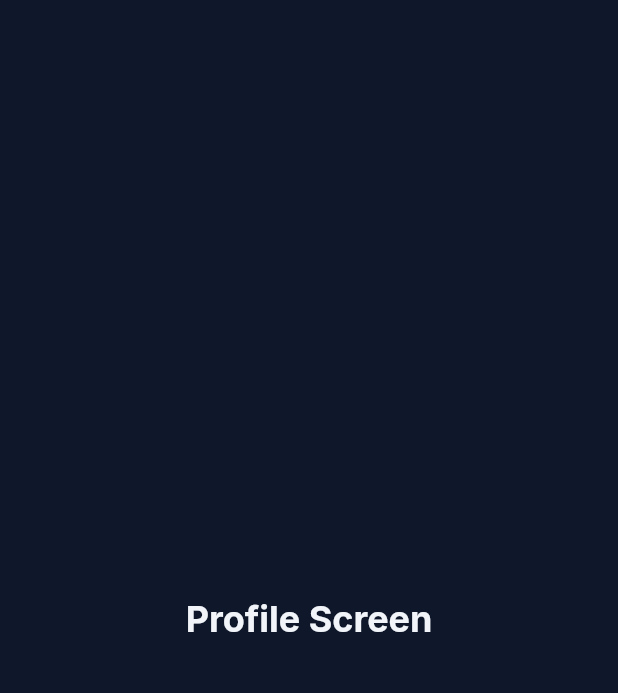
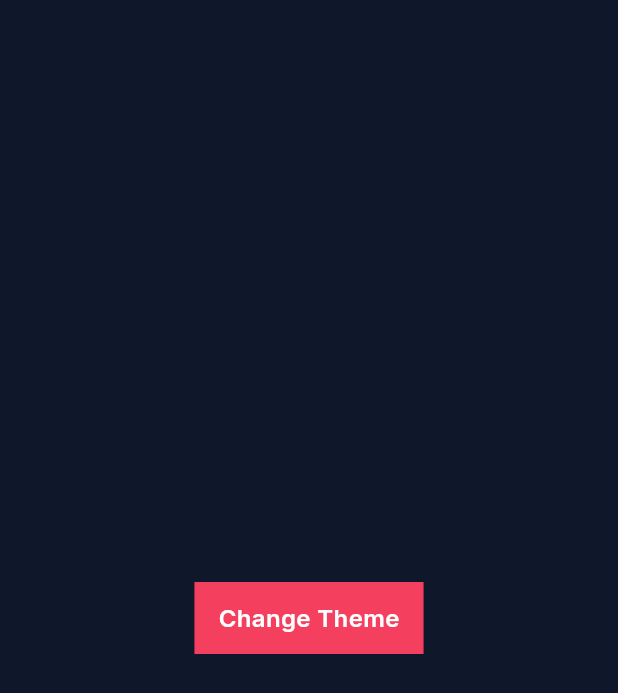
Before and after one commit to yogi7y/action, a Flutter app: the ProfileScreen screen opened directly, on a phone screen of 412 x 824 dp. Shown: the top 693 px of the screen. Run offline on Flutter 3.47's test engine with Material 3 defaults, Android fonts, the phone set to English and light mode, and no system bars; our stand-ins replace auto_route, flutter_riverpod, flutter_svg, google_sign_in, rxdart, stack_trace and 1 more; missing offline and left inert: core_y, figma_squircle_updated; accounts and stored records are empty.

Commit message:
feat(design): theme, async button, code refactor.

```diff
--- a/lib/src/app.dart
+++ b/lib/src/app.dart
@@ -1,20 +1,24 @@
 import 'package:flutter/material.dart';
+import 'package:flutter_riverpod/flutter_riverpod.dart';
 
 import 'core/router/app_router.dart';
 import 'design_system/typography/mobile_fonts.dart';
+import 'modules/dashboard/presentation/state/app_theme.dart';
+
+final _router = AppRouter();
 
 @immutable
-class App extends StatelessWidget {
+class App extends ConsumerWidget {
   const App({super.key});
 
   @override
-  Widget build(BuildContext context) {
-    final _router = AppRouter();
-
+  Widget build(BuildContext context, WidgetRef ref) {
+    final _colors = ref.watch(appThemeProvider);
     return MaterialApp.router(
       routerConfig: _router.config(),
       theme: ThemeData(
         fontFamily: interFontFamily,
+        scaffoldBackgroundColor: _colors.surface.background,
       ),
     );
   }
--- a/lib/src/core/router/app_router.dart
+++ b/lib/src/core/router/app_router.dart
@@ -6,6 +6,7 @@ import '../../modules/authentication/presentation/screens/splash_screen.dart';
 import '../../modules/dashboard/presentation/dashboard_screen.dart';
 import '../../modules/home/presentation/screens/home_screen.dart';
 import '../../modules/pages/presentation/screens/pages_screen.dart';
+import '../../modules/profile/presentation/screens/profile_screen.dart';
 import '../../modules/projects/presentation/screens/projects_screen.dart';
 import '../../modules/tasks/presentation/screens/tasks_screen.dart';
 
--- a/lib/src/design_system/colors/primitive_tokens.dart
+++ b/lib/src/design_system/colors/primitive_tokens.dart
@@ -1,8 +1,12 @@
 import 'package:flutter/material.dart';
+import 'package:flutter_riverpod/flutter_riverpod.dart';
 
 import 'shades/neutral_shades.dart';
 import 'shades/rose_shades.dart';
 import 'shades/shades.dart';
+
+final primitiveTokensProvider =
+    Provider<PrimitiveColorTokens>((ref) => const PrimitiveColorTokens());
 
 @immutable
 class PrimitiveColorTokens {
--- a/lib/src/design_system/themes/dark/semantics/button.dart
+++ b/lib/src/design_system/themes/dark/semantics/button.dart
@@ -8,7 +8,7 @@ class DarkPrimaryButtonTokens extends DarkBaseTheme implements ButtonTokens {
   DarkPrimaryButtonTokens({required super.primitiveTokens});
 
   @override
-  Color get background => primitiveTokens.rose.shade500;
+  Color get background => primary;
 
   @override
   Color get text => primitiveTokens.white;
--- a/lib/src/design_system/themes/light/semantics/button.dart
+++ b/lib/src/design_system/themes/light/semantics/button.dart
@@ -8,7 +8,7 @@ class LightPrimaryButtonTokens extends LightBaseTheme implements ButtonTokens {
   LightPrimaryButtonTokens({required super.primitiveTokens});
 
   @override
-  Color get background => primitiveTokens.rose.shade300;
+  Color get background => primary;
 
   @override
   Color get text => primitiveTokens.white;
--- a/lib/src/design_system/typography/typography.dart
+++ b/lib/src/design_system/typography/typography.dart
@@ -1,12 +1,12 @@
 import 'package:flutter/material.dart';
 import 'package:flutter_riverpod/flutter_riverpod.dart';
 
-import '../themes/base/theme.dart';
+import '../../modules/dashboard/presentation/state/app_theme.dart';
 import 'mobile_fonts.dart';
 import 'weights.dart';
 
 final fontsProvider = Provider<Fonts>((ref) {
-  final _colors = ref.watch(colorsProvider);
+  final _colors = ref.watch(appThemeProvider);
   return MobileFonts(colors: _colors);
 });
 
--- a/lib/src/modules/authentication/data/repository/auth_repository.dart
+++ b/lib/src/modules/authentication/data/repository/auth_repository.dart
@@ -1,4 +1,5 @@
 import 'dart:developer' as developer;
+
 import 'package:core_y/core_y.dart';
 import 'package:google_sign_in/google_sign_in.dart';
 import 'package:rxdart/rxdart.dart';
--- a/lib/src/modules/authentication/presentation/screens/authentication_screen.dart
+++ b/lib/src/modules/authentication/presentation/screens/authentication_screen.dart
@@ -2,8 +2,8 @@ import 'package:auto_route/auto_route.dart';
 import 'package:flutter/material.dart';
 import 'package:flutter_riverpod/flutter_riverpod.dart';
 
-import '../../../../design_system/themes/base/theme.dart';
 import '../../../../design_system/typography/typography.dart';
+import '../../../dashboard/presentation/state/app_theme.dart';
 import '../../domain/use_case/auth_use_case.dart';
 
 @RoutePage()
@@ -12,7 +12,7 @@ class AuthenticationScreen extends ConsumerWidget {
 
   @override
   Widget build(BuildContext context, WidgetRef ref) {
-    final _colors = ref.watch(colorsProvider);
+    final _colors = ref.watch(appThemeProvider);
     final _fonts = ref.watch(fontsProvider);
 
     return Scaffold(
--- a/lib/src/modules/authentication/presentation/screens/splash_screen.dart
+++ b/lib/src/modules/authentication/presentation/screens/splash_screen.dart
@@ -7,6 +7,7 @@ import 'package:flutter_riverpod/flutter_riverpod.dart';
 import '../../../../core/router/app_router.dart';
 import '../../../../design_system/themes/base/theme.dart';
 import '../../../../design_system/typography/typography.dart';
+import '../../../dashboard/presentation/state/app_theme.dart';
 import '../../domain/use_case/auth_use_case.dart';
 
 @RoutePage()
@@ -39,7 +40,7 @@ class _SplashScreenState extends ConsumerState<SplashScreen> {
 
   @override
   Widget build(BuildContext context) {
-    final _colors = ref.watch(colorsProvider);
+    final _colors = ref.watch(appThemeProvider);
     final _fonts = ref.watch(fontsProvider);
 
     return Scaffold(
--- a/lib/src/modules/home/presentation/screens/home_screen.dart
+++ b/lib/src/modules/home/presentation/screens/home_screen.dart
@@ -21,7 +21,7 @@ class HomeScreen extends ConsumerWidget {
             text: 'Go to Profile',
             onClick: () async {
               final _router = AutoRouter.of(context);
-              // unawaited(_router.push(const ProfileRoute()));
+              unawaited(_router.push(const ProfileRoute()));
             },
           ),
         ],
--- a/lib/src/modules/profile/presentation/screens/profile_screen.dart
+++ b/lib/src/modules/profile/presentation/screens/profile_screen.dart
@@ -2,8 +2,8 @@ import 'package:auto_route/auto_route.dart';
 import 'package:flutter/material.dart';
 import 'package:flutter_riverpod/flutter_riverpod.dart';
 
-import '../../../../design_system/themes/base/theme.dart';
-import '../../../../design_system/typography/typography.dart';
+import '../../../../shared/buttons/async_button.dart';
+import '../../../dashboard/presentation/state/app_theme.dart';
 
 @RoutePage()
 class ProfileScreen extends ConsumerWidget {
@@ -11,15 +11,14 @@ class ProfileScreen extends ConsumerWidget {
 
   @override
   Widget build(BuildContext context, WidgetRef ref) {
-    final _colors = ref.watch(colorsProvider);
-    final _fonts = ref.watch(fontsProvider);
+    final _colors = ref.watch(appThemeProvider);
 
     return Scaffold(
       backgroundColor: _colors.surface.background,
       body: Center(
-        child: Text(
-          'Profile Screen',
-          style: _fonts.headline.md.bold,
+        child: AsyncButton(
+          text: 'Change Theme',
+          onClick: () async => ref.read(appThemeProvider.notifier).toggle(),
         ),
       ),
     );
--- a/lib/src/shared/buttons/async_button.dart
+++ b/lib/src/shared/buttons/async_button.dart
@@ -1,17 +1,61 @@
+import 'package:figma_squircle_updated/figma_squircle.dart';
 import 'package:flutter/foundation.dart';
 import 'package:flutter/material.dart';
 import 'package:flutter_riverpod/flutter_riverpod.dart';
 
+import '../../design_system/spacing/spacing.dart';
+import '../../design_system/typography/typography.dart';
+import '../../modules/dashboard/presentation/state/app_theme.dart';
+
+enum AsyncButtonType { primary, secondary }
+
 class AsyncButton extends ConsumerWidget {
-  const AsyncButton({required this.text, required this.onClick, super.key});
+  const AsyncButton({
+    required this.text,
+    required this.onClick,
+    this.type = AsyncButtonType.primary,
+    super.key,
+  });
 
   final String text;
   final AsyncCallback onClick;
+  final AsyncButtonType type;
 
   @override
   Widget build(BuildContext context, WidgetRef ref) {
-    return Text(
-      text,
+    final _fonts = ref.watch(fontsProvider);
+    final _colors = ref.watch(appThemeProvider);
+    final _spacing = ref.watch(spacingProvider);
+
+    final _buttonTheme =
+        type == AsyncButtonType.primary ? _colors.primaryButton : _colors.secondaryButton;
+
+    return GestureDetector(
+      onTap: onClick,
+      child: Container(
+        padding: EdgeInsets.symmetric(
+          horizontal: _spacing.md,
+          vertical: _spacing.sm,
+        ),
+        decoration: ShapeDecoration(
+            color: _buttonTheme.background,
+            shape: SmoothRectangleBorder(
+              borderRadius: SmoothBorderRadius(cornerRadius: 8, cornerSmoothing: 1),
+            ),
+            shadows: [
+              BoxShadow(
+                color: _buttonTheme.shadow.withValues(alpha: .1),
+                offset: const Offset(0, 2),
+                blurRadius: 4,
+              )
+            ]),
+        child: Text(
+          text,
+          style: _fonts.text.md.semibold.copyWith(
+            color: _buttonTheme.text,
+          ),
+        ),
+      ),
     );
   }
 }
```
Also changed, not shown: lib/src/design_system/themes/base/theme.dart (+2 -15 lines), lib/src/design_system/themes/dark/dark_theme.dart (+7 -1 lines), lib/src/design_system/themes/light/light_theme.dart (+7 -1 lines), lib/src/design_system/typography/mobile_fonts.dart (+13 -13 lines), lib/src/modules/dashboard/presentation/dashboard_screen.dart (+19 -11 lines), lib/src/modules/dashboard/presentation/state/app_theme.dart (+22 -7 lines).
